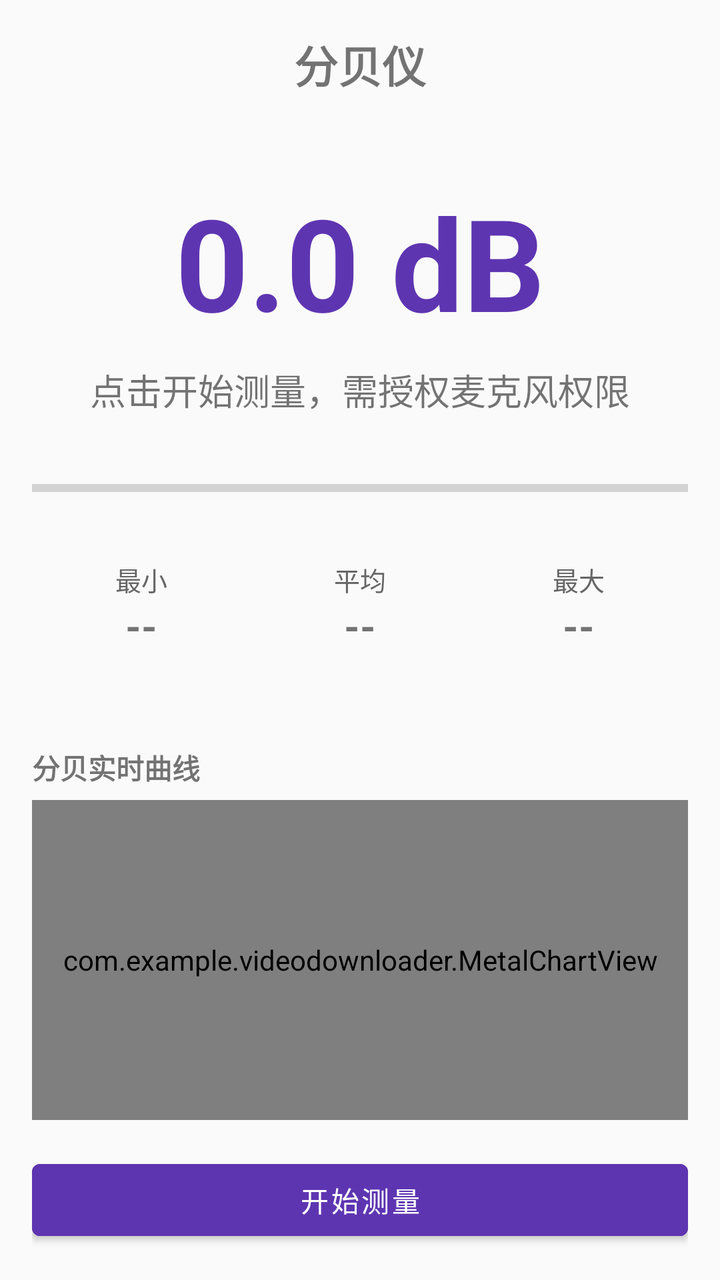
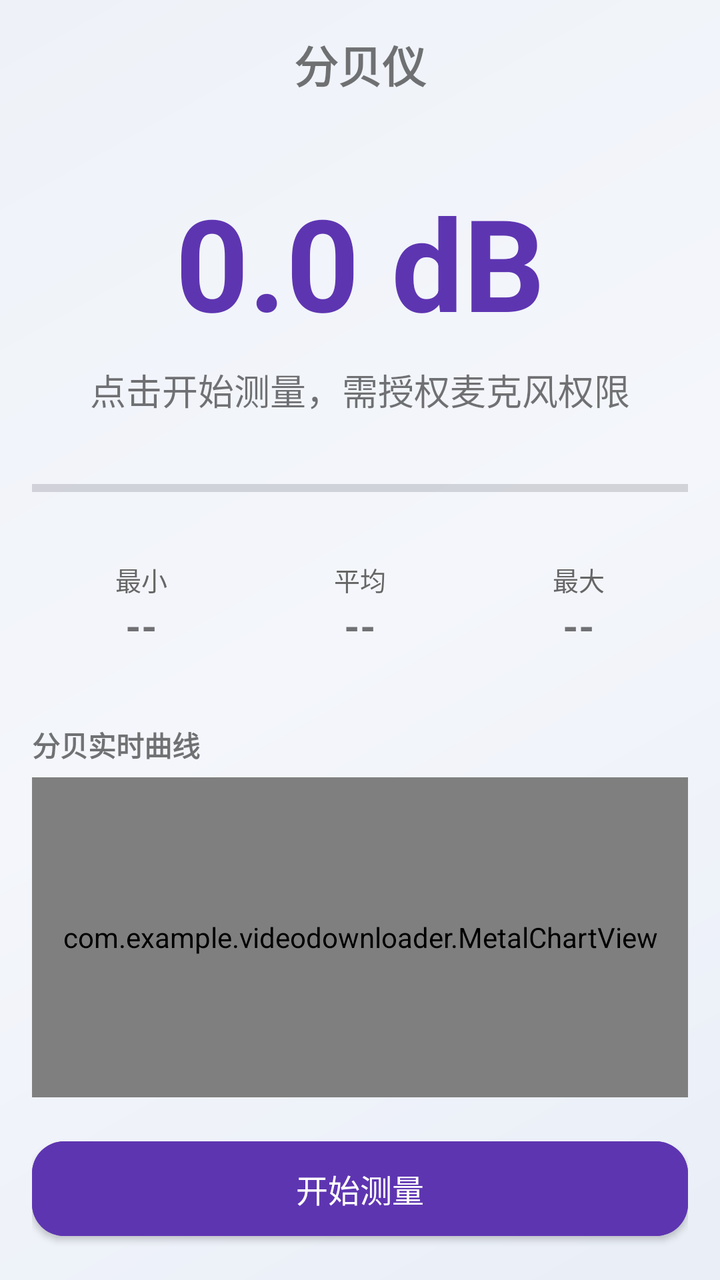

Screens rendered from an Android XML layout before and after an edit, with the pre-edit source and the edit as a unified diff.
<!-- AndroidManifest.xml: application theme Theme.VideoDownloader -->
<!-- res/layout/activity_decibel_meter.xml -->
<?xml version="1.0" encoding="utf-8"?>
<ScrollView xmlns:android="http://schemas.android.com/apk/res/android"
    android:layout_width="match_parent"
    android:layout_height="match_parent"
    android:fillViewport="true">

<LinearLayout
    android:layout_width="match_parent"
    android:layout_height="wrap_content"
    android:orientation="vertical"
    android:padding="16dp">

    <TextView
        android:layout_width="match_parent"
        android:layout_height="wrap_content"
        android:text="@string/tool_decibel_title"
        android:textSize="22sp"
        android:textStyle="bold"
        android:gravity="center"
        android:paddingBottom="16dp" />

    
    <TextView
        android:id="@+id/tvCurrentDb"
        android:layout_width="match_parent"
        android:layout_height="wrap_content"
        android:text="0.0 dB"
        android:textSize="64sp"
        android:textStyle="bold"
        android:gravity="center"
        android:textColor="@color/tool_decibel_bg"
        android:paddingTop="24dp"
        android:paddingBottom="8dp" />

    
    <TextView
        android:id="@+id/tvLevel"
        android:layout_width="match_parent"
        android:layout_height="wrap_content"
        android:text="@string/db_hint"
        android:textSize="18sp"
        android:gravity="center"
        android:paddingBottom="24dp" />

    
    <ProgressBar
        android:id="@+id/levelBar"
        style="?android:attr/progressBarStyleHorizontal"
        android:layout_width="match_parent"
        android:layout_height="24dp"
        android:max="120"
        android:progress="0" />

    
    <LinearLayout
        android:layout_width="match_parent"
        android:layout_height="wrap_content"
        android:orientation="horizontal"
        android:layout_marginTop="24dp"
        android:weightSum="3">

        <LinearLayout
            android:layout_width="0dp"
            android:layout_weight="1"
            android:layout_height="wrap_content"
            android:orientation="vertical"
            android:gravity="center">

            <TextView
                android:layout_width="wrap_content"
                android:layout_height="wrap_content"
                android:text="最小"
                android:textColor="#666666"
                android:textSize="13sp" />

            <TextView
                android:id="@+id/tvMin"
                android:layout_width="wrap_content"
                android:layout_height="wrap_content"
                android:text="--"
                android:textSize="20sp"
                android:textStyle="bold" />
        </LinearLayout>

        <LinearLayout
            android:layout_width="0dp"
            android:layout_weight="1"
            android:layout_height="wrap_content"
            android:orientation="vertical"
            android:gravity="center">

            <TextView
                android:layout_width="wrap_content"
                android:layout_height="wrap_content"
                android:text="平均"
                android:textColor="#666666"
                android:textSize="13sp" />

            <TextView
                android:id="@+id/tvAvg"
                android:layout_width="wrap_content"
                android:layout_height="wrap_content"
                android:text="--"
                android:textSize="20sp"
                android:textStyle="bold" />
        </LinearLayout>

        <LinearLayout
            android:layout_width="0dp"
            android:layout_weight="1"
            android:layout_height="wrap_content"
            android:orientation="vertical"
            android:gravity="center">

            <TextView
                android:layout_width="wrap_content"
                android:layout_height="wrap_content"
                android:text="最大"
                android:textColor="#666666"
                android:textSize="13sp" />

            <TextView
                android:id="@+id/tvMax"
                android:layout_width="wrap_content"
                android:layout_height="wrap_content"
                android:text="--"
                android:textSize="20sp"
                android:textStyle="bold" />
        </LinearLayout>
    </LinearLayout>

    <View
        android:layout_width="0dp"
        android:layout_height="0dp"
        android:layout_weight="1" />

    
    <TextView
        android:layout_width="match_parent"
        android:layout_height="wrap_content"
        android:text="@string/db_chart_label"
        android:textSize="14sp"
        android:textStyle="bold"
        android:layout_marginTop="16dp"
        android:paddingBottom="6dp" />

    
    <com.example.videodownloader.MetalChartView
        android:id="@+id/chartView"
        android:layout_width="match_parent"
        android:layout_height="160dp"
        android:background="#1A000000" />

    <Button
        android:id="@+id/btnToggle"
        android:layout_width="match_parent"
        android:layout_height="wrap_content"
        android:layout_marginTop="16dp"
        android:text="@string/db_btn_start"
        android:backgroundTint="@color/tool_decibel_bg"
        android:textColor="@android:color/white" />

</LinearLayout>
</ScrollView>
<!-- resources referenced by this layout -->
<resources>
  <color name="tool_decibel_bg">#5E35B1</color>
  <string name="db_btn_start">开始测量</string>
  <string name="db_chart_label">分贝实时曲线</string>
  <string name="db_hint">点击开始测量，需授权麦克风权限</string>
  <string name="tool_decibel_title">分贝仪</string>
  <style name="Theme.VideoDownloader" parent="Theme.MaterialComponents.Light.NoActionBar">
          <item name="colorPrimary">#FE2C55</item>
          <item name="colorPrimaryVariant">#C81E40</item>
          <item name="colorOnPrimary">#FFFFFF</item>
          <item name="colorSecondary">#25F4EE</item>
          <item name="android:statusBarColor">#FE2C55</item>
          <item name="android:windowBackground">@color/bg_light</item>
      </style>
  <color name="bg_light">#FFFAFAFA</color>
</resources>

<!-- the commit's change to res/layout/activity_decibel_meter.xml (unified diff, before → after) -->
@@ -1,5 +1,6 @@
 <?xml version="1.0" encoding="utf-8"?>
-<ScrollView xmlns:android="http://schemas.android.com/apk/res/android"
+<ScrollView
+    android:fitsSystemWindows="true" xmlns:android="http://schemas.android.com/apk/res/android"
     android:layout_width="match_parent"
     android:layout_height="match_parent"
     android:fillViewport="true">
<!-- resource entries referenced after the edit -->
@@ -6,13 +6,73 @@
   <string name="db_hint">点击开始测量，需授权麦克风权限</string>
   <string name="tool_decibel_title">分贝仪</string>
   <style name="Theme.VideoDownloader" parent="Theme.MaterialComponents.Light.NoActionBar">
-          <item name="colorPrimary">#FE2C55</item>
-          <item name="colorPrimaryVariant">#C81E40</item>
-          <item name="colorOnPrimary">#FFFFFF</item>
-          <item name="colorSecondary">#25F4EE</item>
-          <item name="android:statusBarColor">#FE2C55</item>
-          <item name="android:windowBackground">@color/bg_light</item>
+          <item name="colorPrimary">@color/ios_blue</item>
+          <item name="colorPrimaryVariant">@color/ios_indigo</item>
+          <item name="colorOnPrimary">@color/white</item>
+          <item name="colorSecondary">@color/ios_cyan</item>
+          <item name="colorOnSecondary">@color/white</item>
+          <item name="colorError">@color/ios_red</item>
+          <item name="android:statusBarColor">@android:color/transparent</item>
+          <item name="android:navigationBarColor">@android:color/transparent</item>
+          <item name="android:windowLightStatusBar">true</item>
+          <item name="android:windowBackground">@drawable/ios_bg_gradient</item>
+          <item name="android:textColorPrimary">@color/text_primary</item>
+          <item name="android:textColorSecondary">@color/text_secondary</item>
+          <item name="materialButtonStyle">@style/Widget.iOS.Button</item>
+          <item name="editTextStyle">@style/Widget.iOS.EditText</item>
+          <item name="android:windowDrawsSystemBarBackgrounds">true</item>
       </style>
-  <color name="bg_light">#FFFAFAFA</color>
+  <color name="ios_blue">#007AFF</color>
+  <color name="ios_indigo">#5856D6</color>
+  <color name="white">#FFFFFFFF</color>
+  <color name="ios_cyan">#32ADE6</color>
+  <color name="ios_red">#FF3B30</color>
+  <!-- drawable ios_bg_gradient (drawable) -->
+  <?xml version="1.0" encoding="utf-8"?>
+  <shape xmlns:android="http://schemas.android.com/apk/res/android"
+      android:shape="rectangle">
+      <gradient
+          android:angle="135"
+          android:startColor="@color/bg_gradient_top"
+          android:centerColor="@color/bg_gradient_center"
+          android:endColor="@color/bg_gradient_bottom"
+          android:type="linear" />
+  </shape>
+  <color name="text_primary">#FF1C1C1E</color>
+  <color name="text_secondary">#FF6C6C78</color>
+  <style name="Widget.iOS.Button" parent="Widget.MaterialComponents.Button">
+          <item name="cornerRadius">16dp</item>
+          <item name="android:textAllCaps">false</item>
+          <item name="android:textSize">16sp</item>
+          <item name="android:letterSpacing">0</item>
+          <item name="android:fontFamily">sans-serif-medium</item>
+          <item name="android:paddingTop">12dp</item>
+          <item name="android:paddingBottom">12dp</item>
+          <item name="elevation">0dp</item>
+          <item name="rippleColor">#33FFFFFF</item>
+      </style>
+  <style name="Widget.iOS.EditText" parent="Widget.AppCompat.EditText">
+          <item name="android:background">@drawable/ios_glass_field</item>
+          <item name="android:textColor">@color/text_primary</item>
+          <item name="android:textColorHint">@color/text_tertiary</item>
+          <item name="android:textSize">15sp</item>
+          <item name="android:padding">14dp</item>
+      </style>
+  <color name="bg_gradient_top">#FFE9EEF7</color>
+  <color name="bg_gradient_center">#FFF4F6FB</color>
+  <color name="bg_gradient_bottom">#FFEEF2F8</color>
+  <!-- drawable ios_glass_field (drawable) -->
+  <?xml version="1.0" encoding="utf-8"?>
+  <shape xmlns:android="http://schemas.android.com/apk/res/android"
+      android:shape="rectangle">
+      <solid android:color="@color/glass_fill_strong" />
+      <corners android:radius="16dp" />
+      <stroke
+          android:width="1dp"
+          android:color="@color/glass_stroke" />
+  </shape>
+  <color name="text_tertiary">#FF9A9AA4</color>
+  <color name="glass_fill_strong">#F2FFFFFF</color>
+  <color name="glass_stroke">#33FFFFFF</color>
 </resources>
 
